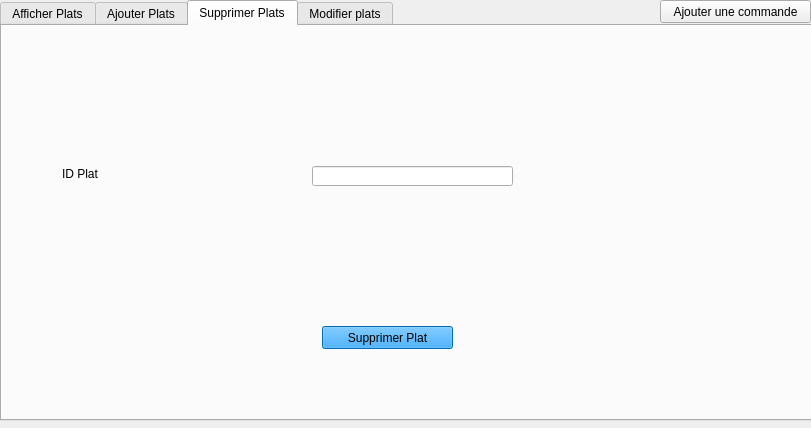
Qt form Atelier_CRUD/ajouterplat.ui (nefissaKhiari/Smart_Restaurant_2A19) before a commit.
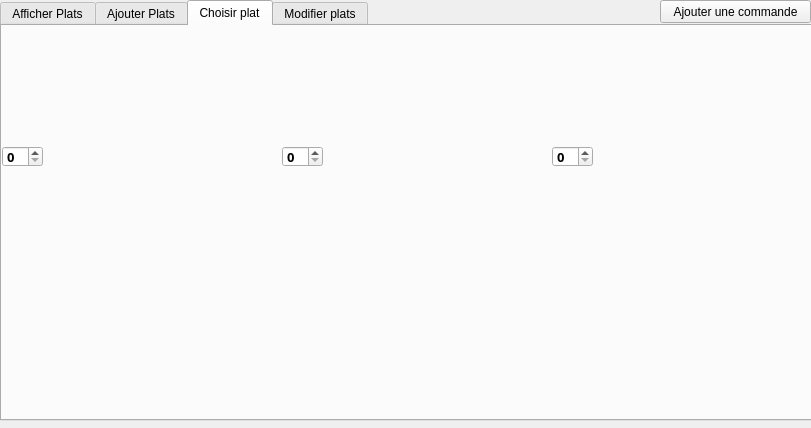
The same form after that commit. The open tabs and pages were chosen to show the change. Icons and pictures are not drawn.

Patch:
```diff
--- a/Atelier_CRUD/ajouterplat.ui
+++ b/Atelier_CRUD/ajouterplat.ui
@@ -174,62 +174,111 @@
       <normaloff>../../../../../Downloads/Final/E-Health_care_2A12-remote/folda/delete.PNG</normaloff>../../../../../Downloads/Final/E-Health_care_2A12-remote/folda/delete.PNG</iconset>
     </attribute>
     <attribute name="title">
-     <string>Supprimer Plats</string>
+     <string>Choisir plat</string>
     </attribute>
     <widget class="QLabel" name="label_21">
      <property name="geometry">
       <rect>
-       <x>60</x>
-       <y>140</y>
-       <width>121</width>
-       <height>16</height>
+       <x>0</x>
+       <y>0</y>
+       <width>221</width>
+       <height>121</height>
       </rect>
      </property>
      <property name="text">
-      <string>ID Plat</string>
+      <string/>
      </property>
     </widget>
-    <widget class="QLineEdit" name="IDP_SUP">
+    <widget class="QSpinBox" name="food11c_3">
      <property name="geometry">
       <rect>
-       <x>310</x>
-       <y>140</y>
-       <width>201</width>
-       <height>20</height>
+       <x>0</x>
+       <y>120</y>
+       <width>41</width>
+       <height>21</height>
       </rect>
      </property>
+     <property name="font">
+      <font>
+       <family>Arial Rounded MT Bold</family>
+       <pointsize>10</pointsize>
+       <weight>75</weight>
+       <bold>true</bold>
+      </font>
+     </property>
     </widget>
-    <widget class="QPushButton" name="Supprimer">
+    <widget class="QLabel" name="label_couscous_2">
      <property name="geometry">
       <rect>
-       <x>320</x>
-       <y>300</y>
-       <width>131</width>
-       <height>23</height>
+       <x>280</x>
+       <y>0</y>
+       <width>221</width>
+       <height>121</height>
       </rect>
      </property>
      <property name="statusTip">
       <string extracomment="Cliquez pour supprimer"/>
      </property>
-     <property name="styleSheet">
-      <string notr="true">QPushButton {
-background-color:#0094ff;
-font: 8pt &quot;MS Shell Dlg 2&quot;;
-
-}
-QPushButton:hover
-{background-color: rgb(70, 144, 255);
-color :white;
-
-
-}</string>
+     <property name="pixmap">
+      <pixmap>lasagna.jpg</pixmap>
      </property>
+     <property name="scaledContents">
+      <bool>true</bool>
+     </property>
+    </widget>
+    <widget class="QSpinBox" name="food11c_4">
+     <property name="geometry">
+      <rect>
+       <x>280</x>
+       <y>120</y>
+       <width>41</width>
+       <height>21</height>
+      </rect>
+     </property>
+     <property name="font">
+      <font>
+       <family>Arial Rounded MT Bold</family>
+       <pointsize>10</pointsize>
+       <weight>75</weight>
+       <bold>true</bold>
+      </font>
+     </property>
+    </widget>
+    <widget class="QLabel" name="label_couscous_3">
+     <property name="geometry">
+      <rect>
+       <x>550</x>
+       <y>0</y>
+       <width>221</width>
+       <height>121</height>
+      </rect>
+     </property>
      <property name="text">
-      <string>Supprimer Plat</string>
+      <string/>
      </property>
-     <property name="icon">
-      <iconset>
-       <normaloff>../../../../../Downloads/Final/E-Health_care_2A12-remote/folda/delete.PNG</normaloff>../../../../../Downloads/Final/E-Health_care_2A12-remote/folda/delete.PNG</iconset>
+     <property name="pixmap">
+      <pixmap>lasagna.jpg</pixmap>
+     </property>
+     <property name="scaledContents">
+      <bool>true</bool>
+     </property>
+    </widget>
+    <widget class="QSpinBox" name="food11c_5">
+     <property name="geometry">
+      <rect>
+       <x>550</x>
+       <y>120</y>
+       <width>41</width>
+       <height>21</height>
+      </rect>
+     </property>
+     <property name="font">
+      <font>
+       <family>Arial Rounded MT Bold</family>
+       <pointsize>10</pointsize>
+       <weight>75</weight>
+       <bold>true</bold>
+      </font>
      </property>
     </widget>
    </widget>
```
Left out of the diff: 14 changed lines with no effect on the pictures.
